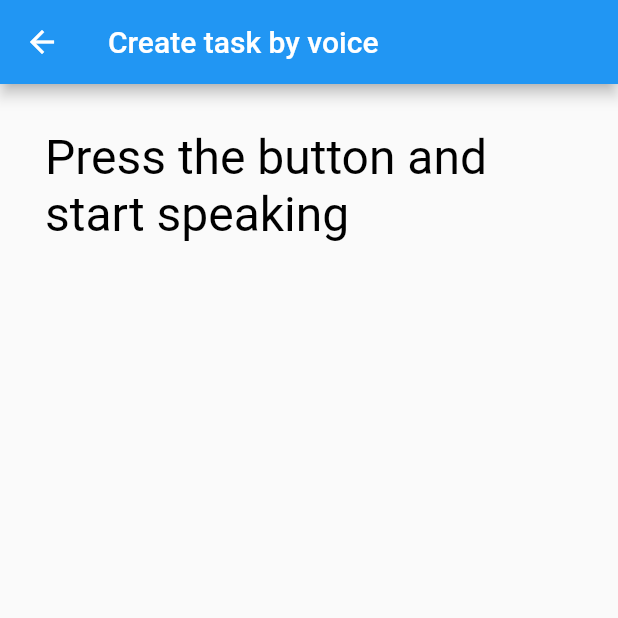
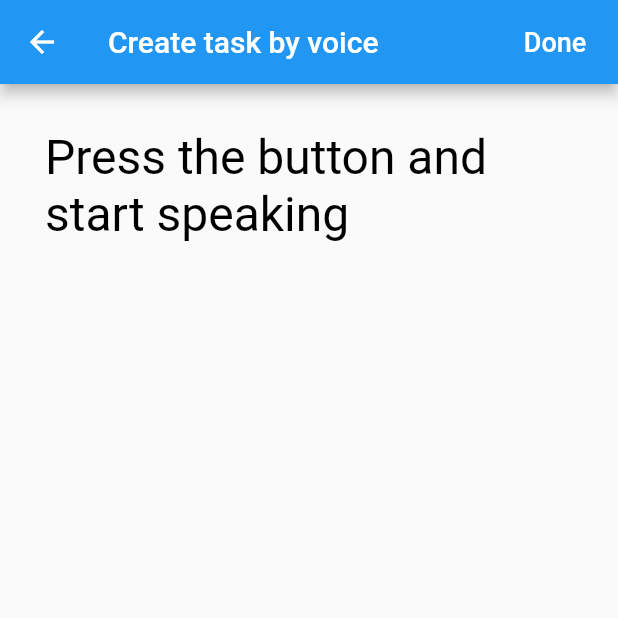
Before and after one commit to Hai4320/worksday_app_flutter, a Flutter app: the VoiceAdd screen opened by its route, on a phone screen of 412 x 824 dp, the top half of it. Run offline on Flutter 3.47's test engine with Material 2 defaults, Android fonts, the phone set to English and light mode, and no system bars; drawn by our look-alikes of avatar_glow; our stand-ins replace hive, hive_flutter, speech_to_text; missing offline and left inert: phlox_animations; accounts and stored records are empty.

Commit message:
add by voice

```diff
--- a/lib/screens/voice_add.dart
+++ b/lib/screens/voice_add.dart
@@ -1,6 +1,9 @@
 import 'package:avatar_glow/avatar_glow.dart';
 import 'package:flutter/material.dart';
 import 'package:speech_to_text/speech_to_text.dart';
+import 'package:worksday_app/models/task.dart';
+import 'package:worksday_app/themes/color.dart';
+import 'package:intl/intl.dart';
 
 class VoiceAdd extends StatefulWidget {
   const VoiceAdd({ Key? key }) : super(key: key);
@@ -25,6 +28,21 @@ class _VoiceAddState extends State<VoiceAdd> {
     return Scaffold(
       appBar: AppBar(
         title: Text("Create task by voice"),
+        actions: [
+          Padding(
+            padding: const EdgeInsets.only(right: 10),
+            child: TextButton(
+              child: const Text("Done", style: TextStyle(
+                color: Colors.white,
+                fontSize: 18
+              ),),
+              onPressed: (){
+                Task task = Task(DateTime.now().toString(),_text,0,0,0);
+                Navigator.pushNamed(context,"/AddTask",arguments: task);
+              }
+            ),
+          )
+        ],
       ),
       floatingActionButtonLocation: FloatingActionButtonLocation.centerFloat,
       floatingActionButton: AvatarGlow(
@@ -53,6 +71,7 @@ class _VoiceAddState extends State<VoiceAdd> {
           ),
         ),
       ),
+
     );
   }
   void _listen() async {
```
Also changed, not shown: lib/screens/form_add.dart (+10 -1 lines).
